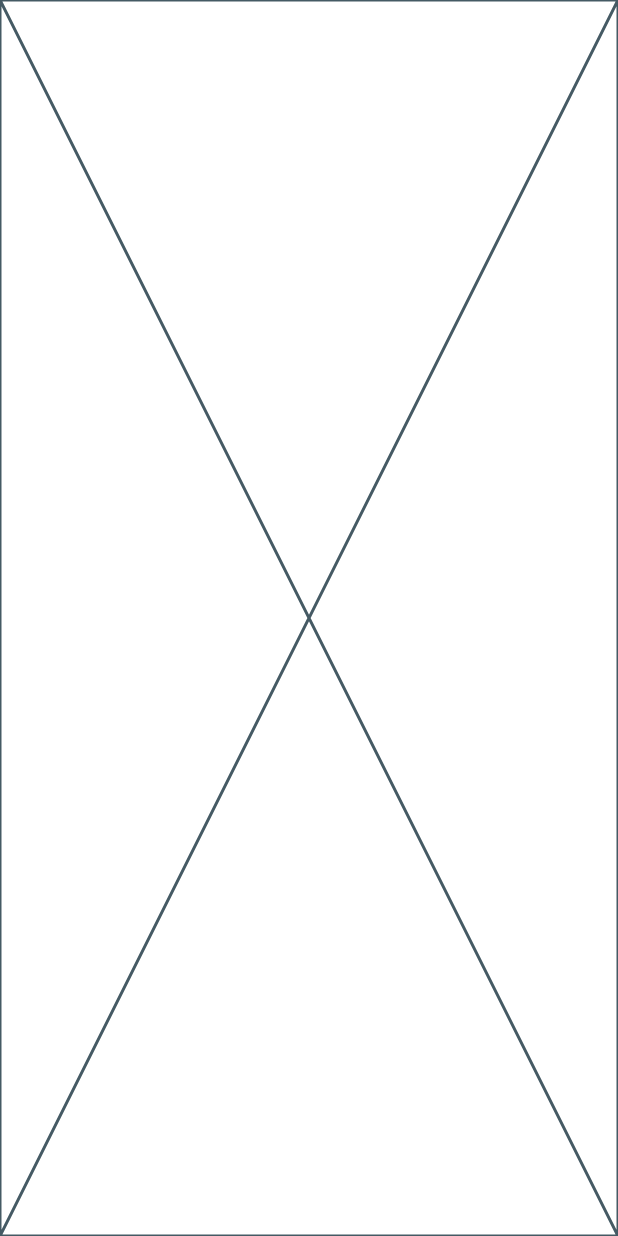
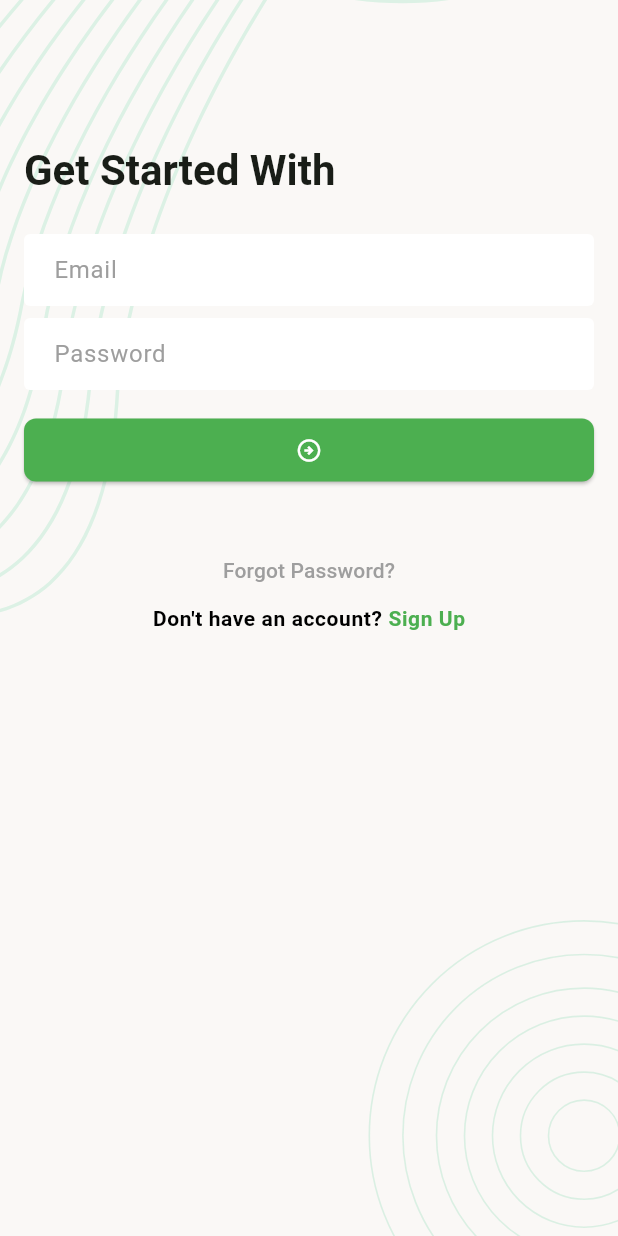
Before and after one commit to ikramul14091/task_manager_app, a Flutter app: the screen it shows after launch, on a phone screen of 412 x 824 dp. Run offline on Flutter 3.47's test engine with Material 3 defaults, Android fonts, the phone set to English and light mode, and no system bars; our stand-ins replace email_validator, flutter_svg.

Commit message:
Add sign in screen ui design

```diff
--- a/lib/app.dart
+++ b/lib/app.dart
@@ -6,7 +6,37 @@ class TaskManagerApp extends StatelessWidget {
 
   @override
   Widget build(BuildContext context) {
-    return const MaterialApp(
+    return MaterialApp(
+      theme: ThemeData(
+        colorSchemeSeed: Colors.green,
+        textTheme: TextTheme(
+          titleLarge: TextStyle(fontSize: 28, fontWeight: FontWeight.w700),
+        ),
+        inputDecorationTheme: InputDecorationTheme(
+          fillColor: Colors.white,
+          filled: true,
+          contentPadding: EdgeInsets.symmetric(horizontal: 16, vertical: 12),
+          hintStyle: TextStyle(color: Colors.grey),
+          border: OutlineInputBorder(borderSide: BorderSide.none),
+          enabledBorder: OutlineInputBorder(borderSide: BorderSide.none),
+          focusedBorder: OutlineInputBorder(borderSide: BorderSide.none),
+          errorBorder: OutlineInputBorder(borderSide: BorderSide.none),
+        ),
+        elevatedButtonTheme: ElevatedButtonThemeData(
+          style: ElevatedButton.styleFrom(
+            fixedSize: Size.fromWidth(double.maxFinite),
+            shape: RoundedRectangleBorder(
+              borderRadius: BorderRadius.circular(8),
+            ),
+            padding: EdgeInsets.symmetric(vertical: 12),
+            backgroundColor: Colors.green,
+            foregroundColor: Colors.white,
+          ),
+        ),
+        textButtonTheme: TextButtonThemeData(
+          style: TextButton.styleFrom(foregroundColor: Colors.green),
+        ),
+      ),
       home: SplashSceen(),
     );
   }
--- a/lib/main.dart
+++ b/lib/main.dart
@@ -1,6 +1,6 @@
 import 'package:flutter/cupertino.dart';
 import 'package:task_manager_app/app.dart';
 
-void main(){
+void main() {
   runApp(TaskManagerApp());
 }
--- a/lib/ui/screens/sign_in_screen.dart
+++ b/lib/ui/screens/sign_in_screen.dart
@@ -1,4 +1,10 @@
+import 'package:email_validator/email_validator.dart';
+import 'package:flutter/gestures.dart';
 import 'package:flutter/material.dart';
+import 'package:flutter_svg/svg.dart';
+import 'package:task_manager_app/ui/widgets/screen_background.dart';
+
+import '../utils/asset_paths.dart';
 
 class SignInScreen extends StatefulWidget {
   const SignInScreen({super.key});
@@ -8,8 +14,118 @@ class SignInScreen extends StatefulWidget {
 }
 
 class _SignInScreenState extends State<SignInScreen> {
+  final TextEditingController _emailTEController = TextEditingController();
+  final TextEditingController _passwordTEController = TextEditingController();
+  final GlobalKey<FormState> _formkey = GlobalKey<FormState>();
+
   @override
   Widget build(BuildContext context) {
-    return const Placeholder();
+    return Scaffold(
+      body: ScreenBackground(
+        child: SingleChildScrollView(
+          child: Padding(
+            padding: const EdgeInsets.all(16),
+            child: Form(
+              key: _formkey,
+              autovalidateMode: AutovalidateMode.onUserInteraction,
+              child: Column(
+                crossAxisAlignment: CrossAxisAlignment.start,
+                children: [
+                  const SizedBox(height: 80),
+                  Text(
+                    'Get Started With',
+                    style: Theme.of(context).textTheme.titleLarge,
+                  ),
+                  const SizedBox(height: 24),
+                  TextFormField(
+                    controller: _emailTEController,
+                    textInputAction: TextInputAction.next,
+                    decoration: InputDecoration(hintText: 'Email'),
+                    validator: (String? value) {
+                      String email = value ?? '';
+                      if (EmailValidator.validate(email) == false) {
+                        return 'Please enter a valid email!';
+                      }
+                      return null;
+                    },
+                  ),
+                  const SizedBox(height: 8),
+                  TextFormField(
+                    controller: _passwordTEController,
+                    obscureText: true,
+                    decoration: InputDecoration(hintText: 'Password'),
+                    validator: (String? value) {
+                      if ((value?.length ?? 0) <=6) {
+                        return 'Please enter a valid password!';
+                      }
+                      return null;
+                    },
+                  ),
+                  const SizedBox(height: 16),
+                  ElevatedButton(
+                    onPressed: _onTapSignInButton,
+                    child: Icon(Icons.arrow_circle_right_outlined),
+                  ),
+
+                  const SizedBox(height: 32),
+                  Center(
+                    child: Column(
+                      children: [
+                        TextButton(
+                          onPressed: _onTapForgotPasswordButton,
+                          child: Text(
+                            'Forgot Password?',
+                            style: TextStyle(color: Colors.grey),
+                          ),
+                        ),
+                        RichText(
+                          text: TextSpan(
+                            text: "Don't have an account? ",
+                            style: TextStyle(
+                              fontWeight: FontWeight.w600,
+                              color: Colors.black,
+                              letterSpacing: 0.4,
+                            ),
+                            children: [
+                              TextSpan(
+                                text: 'Sign Up',
+                                style: TextStyle(
+                                  color: Colors.green,
+                                  fontWeight: FontWeight.w700,
+                                ),
+                                recognizer: TapGestureRecognizer()
+                                  ..onTap = _onTapSignUpButton,
+                              ),
+                            ],
+                          ),
+                        ),
+                      ],
+                    ),
+                  ),
+                ],
+              ),
+            ),
+          ),
+        ),
+      ),
+    );
+  }
+
+  void _onTapSignInButton() {
+    if (_formkey.currentState!.validate()) {
+      //TODO: Sign In with API
+    }
+  }
+
+  void _onTapForgotPasswordButton() {}
+
+  void _onTapSignUpButton() {}
+
+  @override
+  void dispose() {
+    _emailTEController.dispose();
+    _passwordTEController.dispose();
+    // TODO: implement dispose
+    super.dispose();
   }
 }
--- a/lib/ui/screens/splash_sceen.dart
+++ b/lib/ui/screens/splash_sceen.dart
@@ -2,6 +2,7 @@ import 'package:flutter/material.dart';
 import 'package:flutter_svg/svg.dart';
 import 'package:task_manager_app/ui/screens/sign_in_screen.dart';
 import 'package:task_manager_app/ui/utils/asset_paths.dart';
+import 'package:task_manager_app/ui/widgets/screen_background.dart';
 
 class SplashSceen extends StatefulWidget {
   const SplashSceen({super.key});
@@ -18,27 +19,19 @@ class _SplashSceenState extends State<SplashSceen> {
     _moveToNextScreen();
   }
 
-  Future<void> _moveToNextScreen() async{
+  Future<void> _moveToNextScreen() async {
     await Future.delayed(Duration(seconds: 3));
-    Navigator.pushReplacement(context, MaterialPageRoute(builder: (context) => SignInScreen()));
+    Navigator.pushReplacement(
+      context,
+      MaterialPageRoute(builder: (context) => SignInScreen()),
+    );
   }
 
   @override
   Widget build(BuildContext context) {
     return Scaffold(
-      body: Stack(
-        children: [
-          SvgPicture.asset(
-              AssetPaths.backgroundSvg,
-              fit: BoxFit.cover,
-              height: double.maxFinite,
-              width: double.maxFinite,
-          ),
-          Align(
-            alignment: Alignment.center,
-              child: SvgPicture.asset(AssetPaths.logoSvg),
-          ),
-        ],
+      body: ScreenBackground(
+        child: Center(child: SvgPicture.asset(AssetPaths.logoSvg)),
       ),
     );
   }
--- /dev/null
+++ b/lib/ui/widgets/screen_background.dart
@@ -0,0 +1,25 @@
+import 'package:flutter/material.dart';
+import 'package:flutter_svg/svg.dart';
+
+import '../utils/asset_paths.dart';
+
+class ScreenBackground extends StatelessWidget {
+  const ScreenBackground({super.key, required this.child});
+
+  final Widget child;
+
+  @override
+  Widget build(BuildContext context) {
+    return Stack(
+      children: [
+        SvgPicture.asset(
+          AssetPaths.backgroundSvg,
+          fit: BoxFit.cover,
+          height: double.maxFinite,
+          width: double.maxFinite,
+        ),
+        SafeArea(child: child),
+      ],
+    );
+  }
+}
--- a/pubspec.yaml
+++ b/pubspec.yaml
@@ -12,6 +12,7 @@ dependencies:
   flutter:
     sdk: flutter
   flutter_svg: ^2.2.0
+  email_validator: ^3.0.0
 
   cupertino_icons: ^1.0.8
 
```
Also changed, not shown: pubspec.lock.
